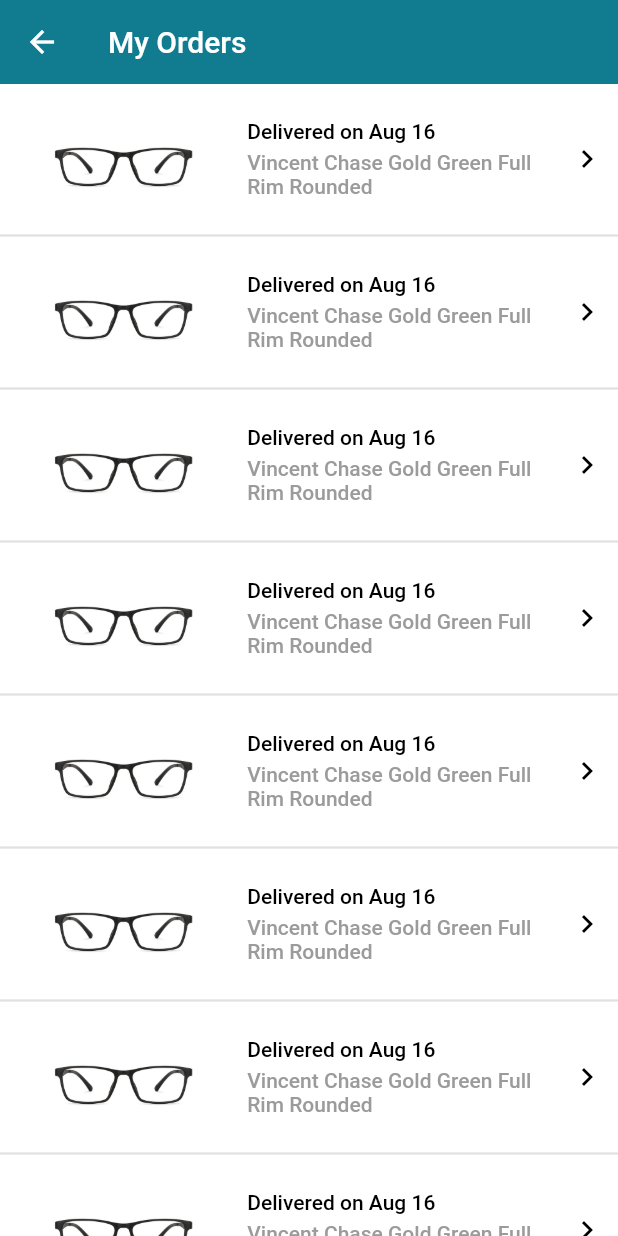
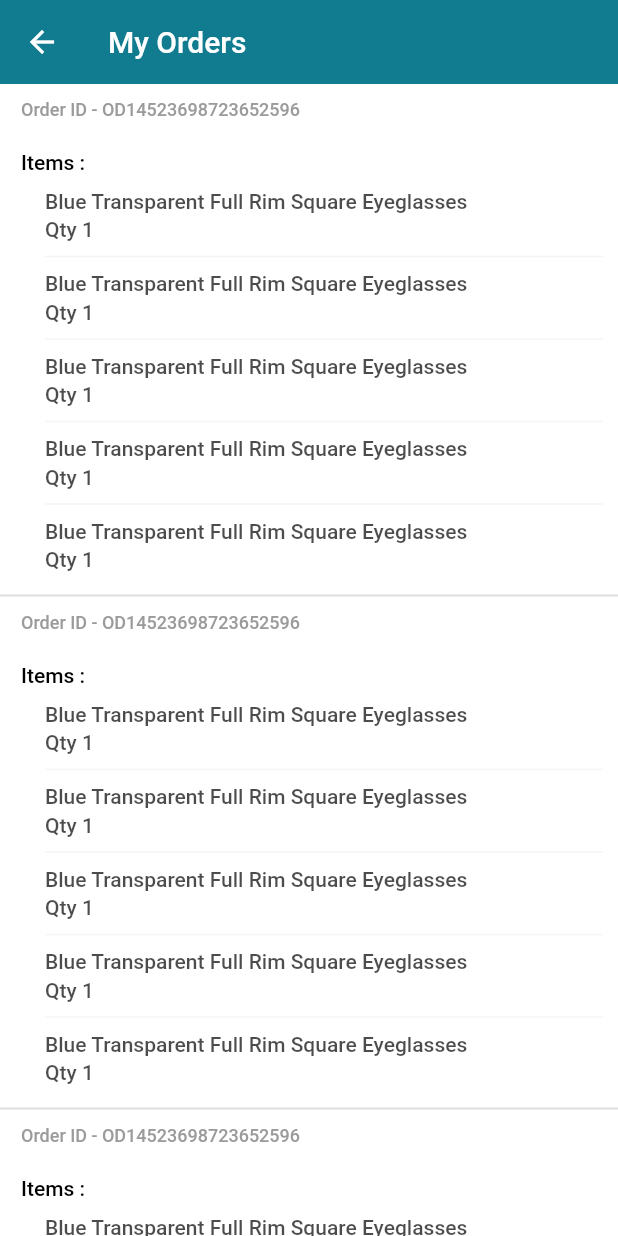
Before and after one commit to ybrut-software/zinotalens, a Flutter app: the MyOrderPage screen opened directly, on a phone screen of 412 x 824 dp. Run offline on Flutter 3.47's test engine with Material 2 defaults, Android fonts, the phone set to English and light mode, and no system bars; our stand-ins replace badges, carousel_slider, dio, flutter_screenutil, retrofit, shared_preferences and 1 more; missing offline and left inert: razorpay_flutter; accounts and stored records are empty; generated files the repository leaves out were written again.

Commit message:
update my order page ui

```diff
--- a/lib/pages/myorder_page.dart
+++ b/lib/pages/myorder_page.dart
@@ -20,7 +20,7 @@
       appBar: customAppBar(context, title: "My Orders", isCartIcon: false),
       body: ListView.builder(
           itemCount: 10,
-          itemBuilder: (context, index) => OrderItemViewholder(context)),
+          itemBuilder: (context, index) => OrderItemsViewholder(context)),
     );
   }
 }
--- a/lib/widgets/order_item_viewholder.dart
+++ b/lib/widgets/order_item_viewholder.dart
@@ -2,9 +2,8 @@
 import 'package:zinotalens/pages/order_details_page.dart';
 
 import '../utils/colors.dart';
-import '../utils/images.dart';
 
-Widget OrderItemViewholder(BuildContext context) => ElevatedButton(
+Widget OrderItemsViewholder(BuildContext context) => ElevatedButton(
       onPressed: () => Navigator.push(
           context, MaterialPageRoute(builder: (context) => OrderDetailsPage())),
       style: ButtonStyle(
@@ -16,44 +15,53 @@
               RoundedRectangleBorder(borderRadius: BorderRadius.circular(0)))),
       child: Column(
         mainAxisSize: MainAxisSize.min,
+        crossAxisAlignment: CrossAxisAlignment.start,
         children: [
-          Row(
-            children: [
-              Expanded(
-                  flex: 4,
-                  child: Center(
-                    child: Container(
-                      height: 100,
-                      width: 100,
-                      child: Image.asset(frontFrame),
-                    ),
-                  )),
-              Expanded(
-                  flex: 5,
-                  child: Column(
+          Padding(
+            padding: EdgeInsets.symmetric(vertical: 10, horizontal: 14),
+            child: Text(
+              "Order ID - OD14523698723652596",
+              style: TextStyle(color: Colors.gray, fontSize: 12),
+            ),
+          ),
+          Padding(
+            padding: EdgeInsets.symmetric(vertical: 10, horizontal: 14),
+            child: Text(
+              "Items :",
+              style: TextStyle(color: Colors.black, fontSize: 14),
+            ),
+          ),
+          ListView.separated(
+              padding: EdgeInsets.only(left: 30, right: 10),
+              shrinkWrap: true,
+              physics: NeverScrollableScrollPhysics(),
+              itemBuilder: (context, index) => Column(
+                    mainAxisSize: MainAxisSize.min,
                     crossAxisAlignment: CrossAxisAlignment.start,
                     children: [
                       Text(
-                        "Delivered on Aug 16",
-                        style: TextStyle(color: Colors.black),
+                        "Blue Transparent Full Rim Square Eyeglasses",
+                        overflow: TextOverflow.ellipsis,
+                        style: TextStyle(color: Colors.black.withOpacity(0.7)),
+                        maxLines: 2,
                       ),
-                      SizedBox(height: 5),
+                      SizedBox(height: 3),
                       Text(
-                        "Vincent Chase Gold Green Full Rim Rounded",
-                        maxLines: 2,
-                        overflow: TextOverflow.ellipsis,
-                        style: TextStyle(color: Colors.gray),
+                        "Qty 1",
+                        style: TextStyle(color: Colors.black.withOpacity(0.7)),
                       )
                     ],
-                  )),
-              Expanded(
-                  child: Center(
-                      child: Icon(
-                Icons.chevron_right,
-                color: Colors.black,
-              )))
-            ],
-          ),
+                  ),
+              separatorBuilder: (context, index) => SizedBox(
+                height: 20,
+                child: Divider(
+                      color: Colors.gray.withOpacity(0.1),
+                      thickness: 1,
+                      height: 1,
+                    ),
+              ),
+              itemCount: 5),
+          SizedBox(height: 15),
           Divider(
             color: Colors.gray.withOpacity(0.3),
             thickness: 1.5,
```
